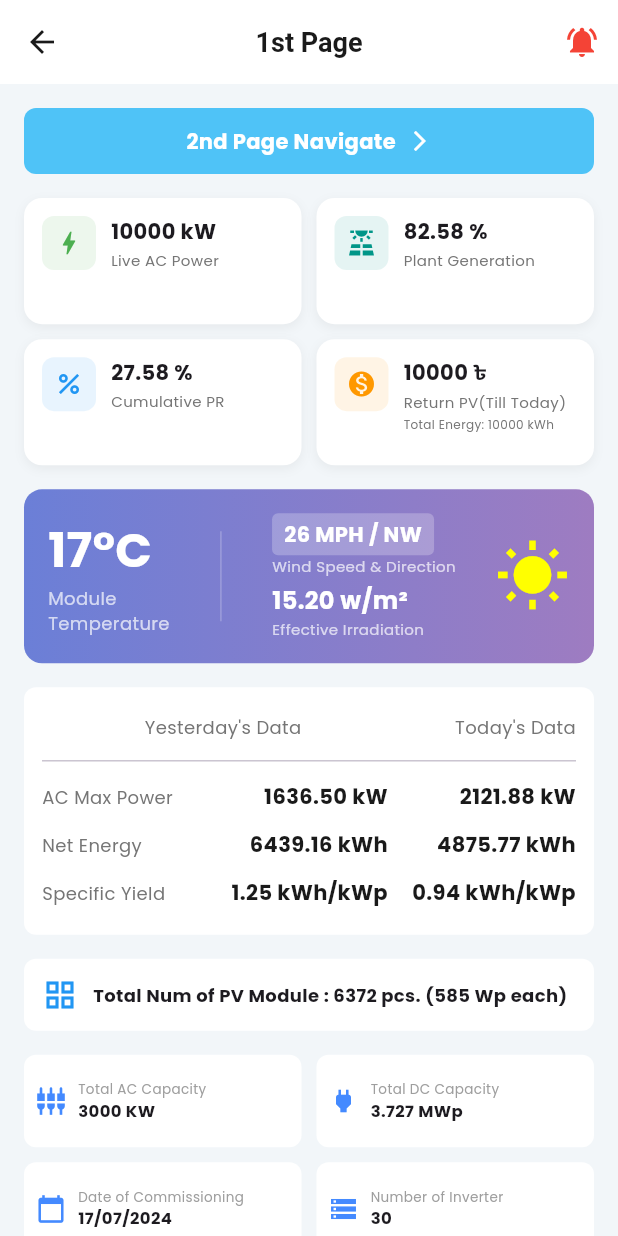
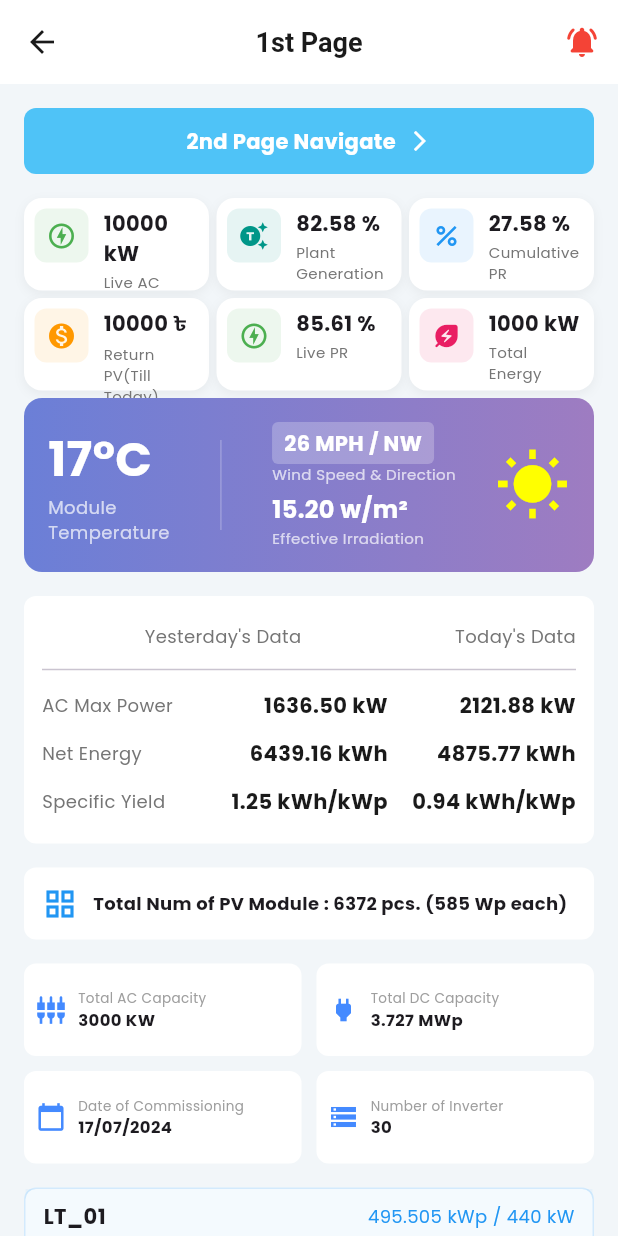
Before and after one commit to zakir1999/scube-assesment-, a Flutter app: the DashboardPage screen opened by its route, on a phone screen of 412 x 824 dp. Run offline on Flutter 3.47's test engine with Material 3 defaults, Android fonts, the phone set to English and light mode, and no system bars; our stand-ins replace fl_chart, go_router, google_fonts.

Commit message:
fix dashboard

```diff
--- a/lib/core/widgets/info_card.dart
+++ b/lib/core/widgets/info_card.dart
@@ -20,12 +20,12 @@ class InfoCard extends StatelessWidget {
   @override
   Widget build(BuildContext context) {
     return Container(
-      padding: const EdgeInsets.all(12),
+      padding: const EdgeInsets.all(7),
       decoration: BoxDecoration(
         color: Colors.white,
         borderRadius: BorderRadius.circular(12),
         boxShadow: [
-          BoxShadow(color: Colors.black.withOpacity(0.05), blurRadius: 5, offset: const Offset(0, 2))
+          BoxShadow(color: Colors.black.withValues(alpha: 0.05), blurRadius: 5, offset: const Offset(0, 2))
         ],
       ),
       child: Row(
@@ -34,7 +34,7 @@ class InfoCard extends StatelessWidget {
           Container(
             padding: const EdgeInsets.all(8),
             decoration: BoxDecoration(
-              color: iconColor.withOpacity(0.1),
+              color: iconColor.withValues(alpha: 0.1),
               borderRadius: BorderRadius.circular(8),
             ),
             child: Icon(icon, color: iconColor, size: 20),
@@ -43,6 +43,7 @@ class InfoCard extends StatelessWidget {
           Expanded(
             child: Column(
               crossAxisAlignment: CrossAxisAlignment.start,
+              mainAxisAlignment: MainAxisAlignment.start,
               children: [
                 Text(value, style: const TextStyle(fontWeight: FontWeight.bold, fontSize: 14)),
                 const SizedBox(height: 2),
--- a/lib/features/dashboard/presentation/pages/dashboard_page.dart
+++ b/lib/features/dashboard/presentation/pages/dashboard_page.dart
@@ -10,11 +10,12 @@ class DashboardPage extends StatelessWidget {
   Widget build(BuildContext context) {
     return Scaffold(
       appBar: AppBar(
-        leading: const Icon(Icons.arrow_back),
+        leading: IconButton(icon: const Icon(Icons.arrow_back), onPressed: () => context.push('/login')),
         title: const Text("1st Page"),
         centerTitle: true,
         actions: [
-          IconButton(onPressed: () {}, icon: const Icon(Icons.notifications_active, color: AppColors.errorRed))
+          IconButton(onPressed: () {
+            }, icon: const Icon(Icons.notifications_active_rounded, color: AppColors.errorRed))
         ],
       ),
       body: SingleChildScrollView(
@@ -24,7 +25,7 @@ class DashboardPage extends StatelessWidget {
             _buildNavigationBanner(context),
             const SizedBox(height: 16),
             _buildTopStatsGrid(),
-            const SizedBox(height: 16),
+            const SizedBox(height: 5),
             _buildWeatherCard(),
             const SizedBox(height: 16),
             _buildDataComparisonTable(),
@@ -67,16 +68,19 @@ class DashboardPage extends StatelessWidget {
     return GridView.count(
       shrinkWrap: true,
       physics: const NeverScrollableScrollPhysics(),
-      crossAxisCount: 2,
-      crossAxisSpacing: 10,
-      mainAxisSpacing: 10,
-      childAspectRatio: 2.2,
+      crossAxisCount: 3,
+      crossAxisSpacing: 5,
+      mainAxisSpacing: 5,
+      childAspectRatio:2,
       children: const [
-        InfoCard(title: "Live AC Power", value: "10000 kW", icon: Icons.bolt, iconColor: Colors.green),
-        InfoCard(title: "Plant Generation", value: "82.58 %", icon: Icons.solar_power, iconColor: Colors.teal),
+        InfoCard(title: "Live AC Power", value: "10000 kW", icon: Icons.offline_bolt_outlined, iconColor: Colors.green),
+        InfoCard(title: "Plant Generation", value: "82.58 %", icon: Icons.generating_tokens_sharp, iconColor: Colors.teal),
         InfoCard(title: "Cumulative PR", value: "27.58 %", icon: Icons.percent, iconColor: Colors.blue),
-        InfoCard(title: "Return PV(Till Today)", value: "10000 ৳", icon: Icons.monetization_on, iconColor: Colors.orange, subtitle: "Total Energy: 10000 kWh"),
-      ],
+        InfoCard(title: "Return PV(Till Today)", value: "10000 ৳", icon: Icons.monetization_on, iconColor: Colors.orange,),
+        InfoCard(title: "Live PR", value: "85.61 %", icon: Icons.offline_bolt_outlined, iconColor: Colors.green),
+        InfoCard(title: "Total Energy", value: "1000 kW", icon: Icons.energy_savings_leaf_rounded, iconColor: Colors.pink),
+      ]
+
     );
   }
 
--- a/lib/features/splash/presentation/splash_screen.dart
+++ b/lib/features/splash/presentation/splash_screen.dart
@@ -15,7 +15,9 @@ class _SplashPageState extends State<SplashPage> {
   void initState() {
     super.initState();
     Future.delayed(const Duration(seconds: 3), () {
-      if (mounted) context.go('');
+      if (mounted) {
+        context.go('/login');
+      }
     });
   }
   @override
@@ -40,7 +42,7 @@ class _SplashPageState extends State<SplashPage> {
             ),
             const SizedBox(height: 10),
             const Text(
-              "SCUBA",
+              "SCUBE",
               style: TextStyle(
                 color: Colors.white,
                 fontSize: 32,
```
Also changed, not shown: lib/features/auth/presentation/pages/login_page.dart (+62 -15 lines).
